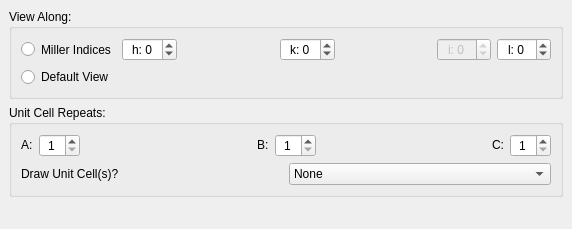
The window that libavogadro/src/extensions/crystallography/ui/ceviewoptionswidget.ui (cryos/avogadro) describes before a commit, drawn with Qt 5.
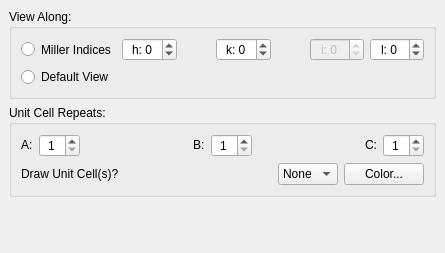
The same window after the commit.

Commit message:
Add option to change cell color to crystallography extension.
Also fix custom cell color persistence.

Eventually all of this functionality needs to be moved into an engine
so that other painters (e.g. POV-ray) can correctly handle unit cells.
For now, I've moved it into the crystallography extensions because it
was the last missing bit needed to replace the old unitcellextension,
which can now be removed.

Diff of the .ui file:
```diff
--- a/libavogadro/src/extensions/crystallography/ui/ceviewoptionswidget.ui
+++ b/libavogadro/src/extensions/crystallography/ui/ceviewoptionswidget.ui
@@ -6,8 +6,8 @@
    <rect>
     <x>0</x>
     <y>0</y>
-    <width>572</width>
-    <height>229</height>
+    <width>445</width>
+    <height>253</height>
    </rect>
   </property>
   <property name="sizePolicy">
@@ -85,7 +85,7 @@
              </property>
              <property name="sizeHint" stdset="0">
               <size>
-               <width>40</width>
+               <width>0</width>
                <height>20</height>
               </size>
              </property>
@@ -127,7 +127,7 @@
              </property>
              <property name="sizeHint" stdset="0">
               <size>
-               <width>40</width>
+               <width>0</width>
                <height>20</height>
               </size>
              </property>
@@ -173,6 +173,19 @@
              </property>
             </widget>
            </item>
+           <item>
+            <spacer name="horizontalSpacer_5">
+             <property name="orientation">
+              <enum>Qt::Horizontal</enum>
+             </property>
+             <property name="sizeHint" stdset="0">
+              <size>
+               <width>0</width>
+               <height>20</height>
+              </size>
+             </property>
+            </spacer>
+           </item>
            <item>
             <widget class="QComboBox" name="combo_numCells">
              <item>
@@ -192,6 +205,19 @@
              </item>
             </widget>
            </item>
+           <item>
+            <widget class="QPushButton" name="push_changeColor">
+             <property name="sizePolicy">
+              <sizepolicy hsizetype="Maximum" vsizetype="Fixed">
+               <horstretch>0</horstretch>
+               <verstretch>0</verstretch>
+              </sizepolicy>
+             </property>
+             <property name="text">
+              <string>Color...</string>
+             </property>
+            </widget>
+           </item>
           </layout>
          </item>
         </layout>
@@ -259,7 +285,7 @@
              </property>
              <property name="sizeHint" stdset="0">
               <size>
-               <width>40</width>
+               <width>0</width>
                <height>20</height>
               </size>
              </property>
@@ -297,7 +323,7 @@
              </property>
              <property name="sizeHint" stdset="0">
               <size>
-               <width>40</width>
+               <width>0</width>
                <height>20</height>
               </size>
              </property>
@@ -424,7 +450,7 @@
       <property name="sizeHint" stdset="0">
        <size>
         <width>20</width>
-        <height>40</height>
+        <height>0</height>
        </size>
       </property>
      </spacer>
```
The commit also changes 4 other files.
